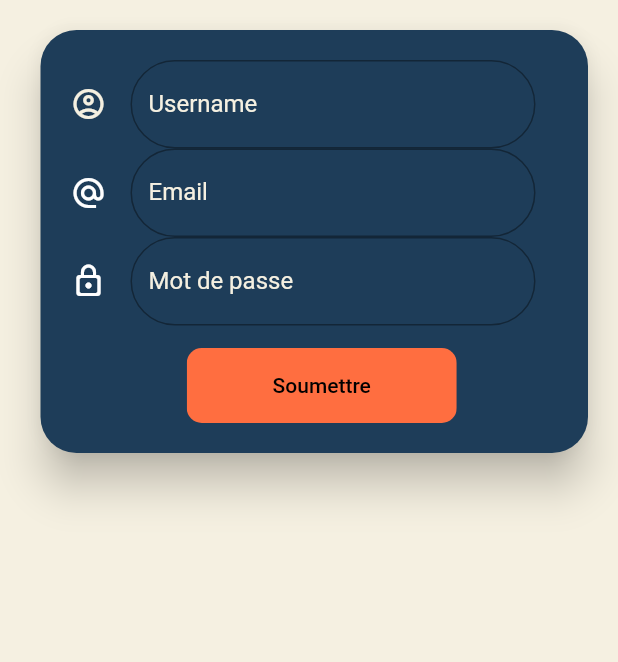
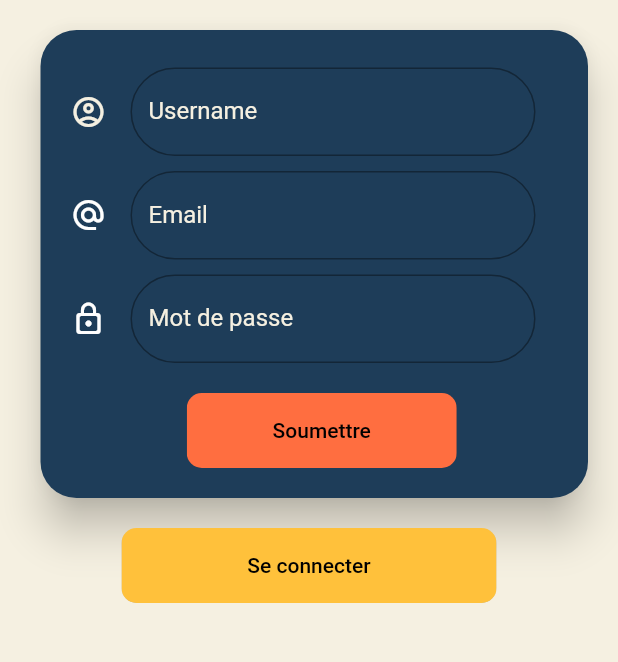
Before and after one commit to Thomas-code-ECE/appli_sportive_flutter, a Flutter app: the screen it shows after launch, on a phone screen of 412 x 824 dp, the part 255-917 px from its top. Run offline on Flutter 3.47's test engine with Material 2 defaults, Android fonts, the phone set to English and light mode, and no system bars.

Commit message:
Version 1.0.1

```diff
--- /dev/null
+++ b/application_running/lib/Register/Register_screen.dart
@@ -0,0 +1,104 @@
+import 'package:application_running/components/boutton_GoToSignIn.dart';
+import 'package:flutter/material.dart';
+import '../components/bouton_form.dart';
+import '../components/field_form.dart';
+import '../components/boutton_GoToSignIn.dart';
+
+class RegisterScreen extends StatefulWidget {
+  @override
+  _RegisterScreenState createState() => _RegisterScreenState();
+}
+
+class _RegisterScreenState extends State<RegisterScreen> {
+  @override
+  final bouton_submit = RoundedButtonSubmit(
+    color: const Color(0xFFFF6E40),
+    textColor: Colors.black,
+    text: "Soumettre",
+    press: () => {
+      //   Navigator.push(
+      //     MaterialPageRoute(builder: (context) => SecondRoute()),
+      // );
+    },
+  );
+  final field_username = RoundedInputField(
+    hintText: "Username",
+    onChanged: (value) => {},
+    icon: Icon(
+      Icons.account_circle_outlined,
+      color: const Color(0xFFF5F0E1),
+    ),
+  );
+  final field_email = RoundedInputField(
+    hintText: "Email",
+    onChanged: (value) => {},
+    icon: Icon(
+      Icons.alternate_email,
+      color: Colors.white,
+    ),
+  );
+  final field_password = RoundedInputField(
+    hintText: "Mot de passe",
+    onChanged: (value) => {},
+    icon: Icon(
+      Icons.lock_outline_rounded,
+      color: Colors.white,
+    ),
+  );
+  final logo_ece =
+      Image.asset('assets/images/logo.png', height: 120, width: 120);
+
+  final bouton_connexion = RoundedButtonSwitchToSignIn(
+      text: 'Se connecter',
+      color: const Color(0xFFFFC13B),
+      textColor: Colors.black);
+  Widget build(BuildContext context) {
+    return Scaffold(
+      // resizeToAvoidBottomPadding: false,
+      // resizeToAvoidBottomInset: true,
+      backgroundColor: const Color(0xFFF5F0E1),
+      body: SingleChildScrollView(
+        physics: BouncingScrollPhysics(),
+        child: Column(
+          children: <Widget>[
+            Container(
+              child: Padding(
+                padding: const EdgeInsets.only(top: 50, bottom: 20),
+                child: Column(
+                  children: <Widget>[logo_ece],
+                ),
+              ),
+            ),
+            Card(
+                margin: EdgeInsets.only(right: 20, left: 27),
+                elevation: 12,
+                shape: RoundedRectangleBorder(
+                    borderRadius: BorderRadius.circular(24)),
+                color: const Color(0xFF1E3D59),
+                child: Padding(
+                  padding: const EdgeInsets.only(
+                      top: 20, bottom: 20, right: 35, left: 20),
+                  child: Container(
+                      child: Column(
+                    children: <Widget>[
+                      field_username,
+                      field_email,
+                      field_password,
+                      bouton_submit,
+                    ],
+                  )),
+                )),
+            Container(
+              child: Padding(
+                padding: const EdgeInsets.only(top: 0, bottom: 0),
+                child: Column(
+                  children: <Widget>[bouton_connexion],
+                ),
+              ),
+            ),
+          ],
+        ),
+      ),
+    );
+  }
+}
--- a/application_running/lib/sign_in/components/bouton_form.dart
+++ b/application_running/lib/components/bouton_form.dart
@@ -1,10 +1,10 @@
 import 'package:flutter/material.dart';
 
-class RoundedButton extends StatelessWidget {
+class RoundedButtonSubmit extends StatelessWidget {
   final String text;
   final Function press;
   final Color color, textColor;
-  const RoundedButton({
+  const RoundedButtonSubmit({
     this.text,
     this.press,
     this.color,
@@ -20,7 +20,7 @@ class RoundedButton extends StatelessWidget {
       height: 50,
       child: ClipRRect(
         borderRadius: BorderRadius.circular(10),
-        child: FlatButton(
+        child: RaisedButton(
           color: color,
           onPressed: press,
           child: Text(
--- /dev/null
+++ b/application_running/lib/components/boutton_GoToSignIn.dart
@@ -0,0 +1,38 @@
+import 'package:flutter/material.dart';
+import '../Sign_in/Sign_in_screen.dart';
+
+class RoundedButtonSwitchToSignIn extends StatelessWidget {
+  final String text;
+  final Color color, textColor;
+  const RoundedButtonSwitchToSignIn({
+    this.text,
+    this.color,
+    this.textColor,
+  });
+
+  @override
+  Widget build(BuildContext context) {
+    Size size = MediaQuery.of(context).size;
+    return Container(
+      margin: EdgeInsets.only(top: 20),
+      width: 250,
+      height: 50,
+      child: ClipRRect(
+        borderRadius: BorderRadius.circular(10),
+        child: RaisedButton(
+          color: color,
+          onPressed: () {
+            Navigator.push(
+              context,
+              MaterialPageRoute(builder: (context) => SignInScreen()),
+            );
+          },
+          child: Text(
+            text,
+            style: TextStyle(color: textColor),
+          ),
+        ),
+      ),
+    );
+  }
+}
--- /dev/null
+++ b/application_running/lib/components/field_form.dart
@@ -0,0 +1,40 @@
+import 'package:flutter/material.dart';
+
+FocusNode myFocusNode = new FocusNode();
+
+class RoundedInputField extends StatelessWidget {
+  final String hintText;
+  final Icon icon;
+  final ValueChanged<String> onChanged;
+  const RoundedInputField({
+    this.hintText,
+    this.icon,
+    this.onChanged,
+  });
+
+  @override
+  Widget build(BuildContext context) {
+    return Container(
+        padding: EdgeInsets.only(top: 5.0, bottom: 5.0),
+        child: TextFormField(
+          onChanged: onChanged,
+          cursorColor: const Color(0xFFF5F0E1),
+          style: TextStyle(color: const Color(0xFFF5F0E1)),
+          decoration: InputDecoration(
+            icon: icon,
+            labelText: hintText,
+            labelStyle: TextStyle(
+                color: myFocusNode.hasFocus
+                    ? const Color(0xFFF5F0E1)
+                    : const Color(0xFFF5F0E1)),
+            focusedBorder: OutlineInputBorder(
+                borderRadius: const BorderRadius.all(const Radius.circular(40)),
+                borderSide: BorderSide(color: const Color(0xFFF5F0E1))),
+            border: new OutlineInputBorder(
+              borderRadius: const BorderRadius.all(const Radius.circular(40)),
+              borderSide: new BorderSide(color: const Color(0xFFF5F0E1)),
+            ),
+          ),
+        ));
+  }
+}
--- a/application_running/lib/main.dart
+++ b/application_running/lib/main.dart
@@ -1,5 +1,5 @@
 import 'package:flutter/material.dart';
-import 'sign_in/login_screen.dart';
+import 'Register/Register_screen.dart';
 
 void main() {
   runApp(MyApp());
@@ -11,7 +11,7 @@ class MyApp extends StatelessWidget {
   Widget build(BuildContext context) {
     return MaterialApp(
       title: 'Application de Running',
-      home: LoginScreen(),
+      home: RegisterScreen(),
     );
   }
 }
--- a/application_running/lib/sign_in/components/field_form.dart
+++ /dev/null
@@ -1,39 +0,0 @@
-import 'package:flutter/material.dart';
-
-FocusNode myFocusNode = new FocusNode();
-
-class RoundedInputField extends StatelessWidget {
-  final String hintText;
-  final Icon icon;
-  final ValueChanged<String> onChanged;
-  const RoundedInputField({
-    this.hintText,
-    this.icon,
-    this.onChanged,
-  });
-
-  @override
-  Widget build(BuildContext context) {
-    return Container(
-        child: TextFormField(
-      onChanged: onChanged,
-      cursorColor: const Color(0xFFF5F0E1),
-      style: TextStyle(color: const Color(0xFFF5F0E1)),
-      decoration: InputDecoration(
-        icon: icon,
-        labelText: hintText,
-        labelStyle: TextStyle(
-            color: myFocusNode.hasFocus
-                ? const Color(0xFFF5F0E1)
-                : const Color(0xFFF5F0E1)),
-        focusedBorder: OutlineInputBorder(
-            borderRadius: const BorderRadius.all(const Radius.circular(40)),
-            borderSide: BorderSide(color: const Color(0xFFF5F0E1))),
-        border: new OutlineInputBorder(
-          borderRadius: const BorderRadius.all(const Radius.circular(40)),
-          borderSide: new BorderSide(color: const Color(0xFFF5F0E1)),
-        ),
-      ),
-    ));
-  }
-}
--- a/application_running/lib/sign_in/login_screen.dart
+++ /dev/null
@@ -1,80 +0,0 @@
-import 'package:flutter/material.dart';
-import 'components/bouton_form.dart';
-import 'components/field_form.dart';
-
-class LoginScreen extends StatefulWidget {
-  @override
-  _LoginScreenState createState() => _LoginScreenState();
-}
-
-class _LoginScreenState extends State<LoginScreen> {
-  @override
-  final bouton_submit = RoundedButton(
-    color: const Color(0xFFFF6E40),
-    textColor: Colors.black,
-    text: "Soumettre",
-    press: () => {},
-  );
-  final field_username = RoundedInputField(
-    hintText: "Username",
-    onChanged: (value) => {},
-    icon: Icon(
-      Icons.account_circle_outlined,
-      color: const Color(0xFFF5F0E1),
-    ),
-  );
-  final field_email = RoundedInputField(
-    hintText: "Email",
-    onChanged: (value) => {},
-    icon: Icon(
-      Icons.alternate_email,
-      color: Colors.white,
-    ),
-  );
-  final field_password = RoundedInputField(
-    hintText: "Mot de passe",
-    onChanged: (value) => {},
-    icon: Icon(
-      Icons.lock_outline_rounded,
-      color: Colors.white,
-    ),
-  );
-  final logo_ece =
-      Image.asset('assets/images/logo.png', height: 120, width: 120);
-  Widget build(BuildContext context) {
-    return Scaffold(
-      backgroundColor: const Color(0xFFF5F0E1),
-      body: Column(
-        children: <Widget>[
-          Container(
-            child: Padding(
-              padding: const EdgeInsets.only(top: 50, bottom: 20),
-              child: Column(
-                children: <Widget>[logo_ece],
-              ),
-            ),
-          ),
-          Card(
-              margin: EdgeInsets.only(right: 20, left: 27),
-              elevation: 12,
-              shape: RoundedRectangleBorder(
-                  borderRadius: BorderRadius.circular(24)),
-              color: const Color(0xFF1E3D59),
-              child: Padding(
-                padding: const EdgeInsets.only(
-                    top: 20, bottom: 20, right: 35, left: 20),
-                child: Container(
-                    child: Column(
-                  children: <Widget>[
-                    field_username,
-                    field_email,
-                    field_password,
-                    bouton_submit,
-                  ],
-                )),
-              ))
-        ],
-      ),
-    );
-  }
-}
```
Also changed, not shown: application_running/lib/MainMenu/menu_screen.dart (added, +90 -0 lines), application_running/lib/Sign_In/Sign_in_screen.dart (added, +90 -0 lines), application_running/lib/components/boutton_GoToRegister.dart (added, +39 -0 lines).
